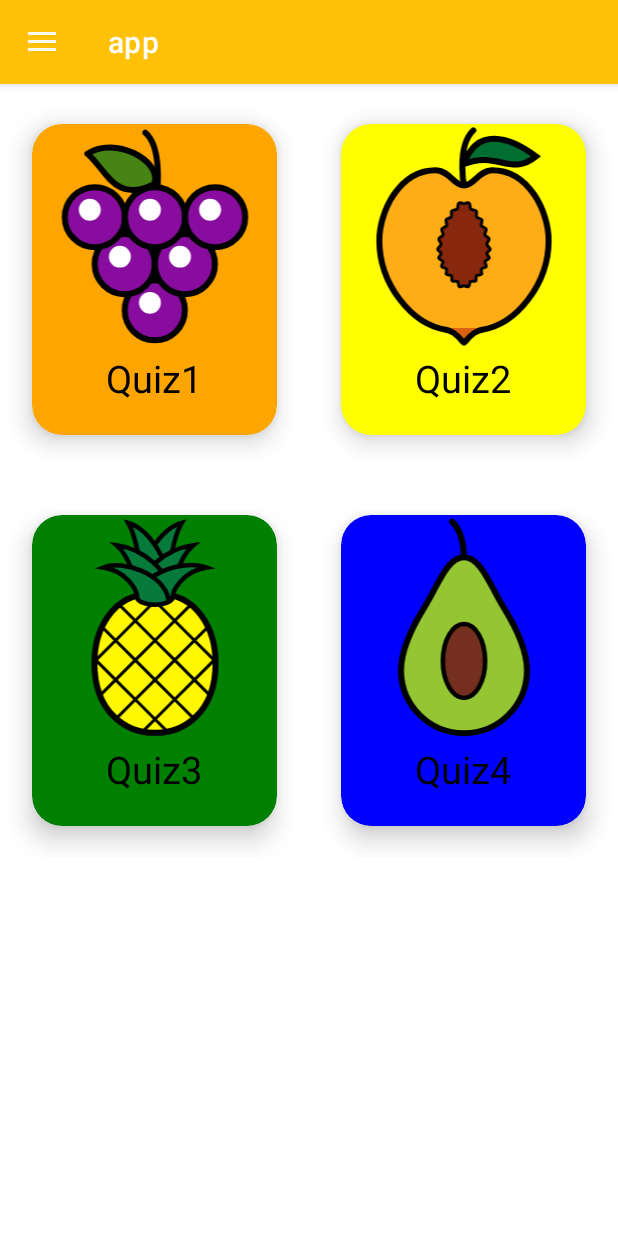
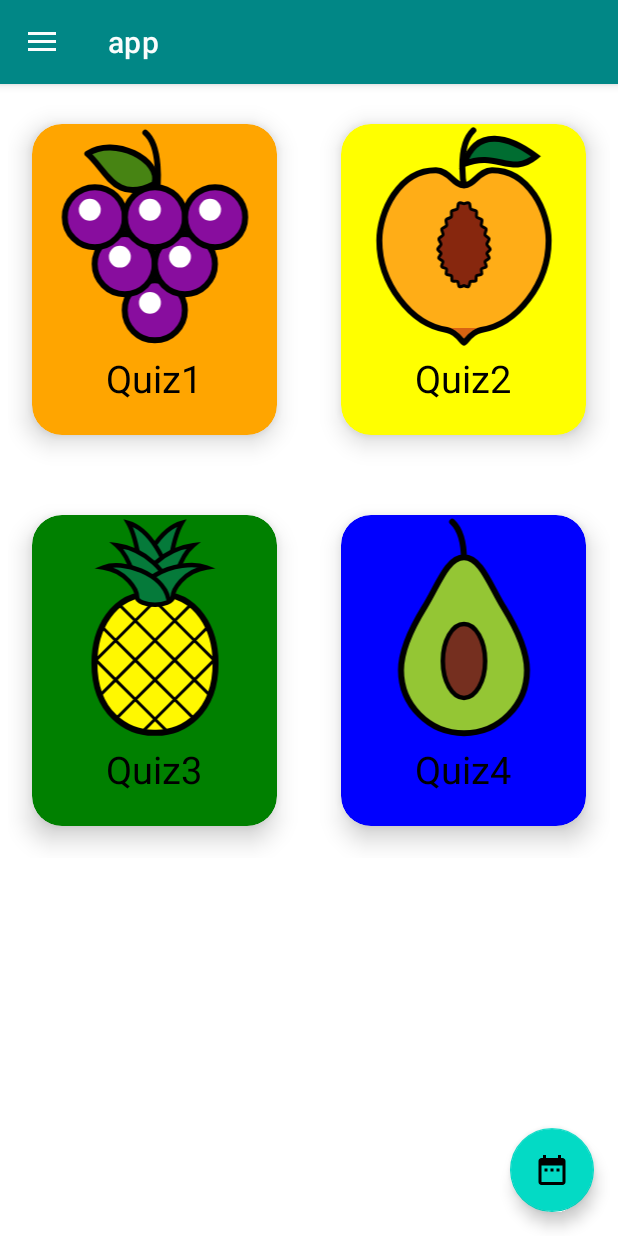
Before and after one commit to bencestab/QuizApp, an Android app: the MainActivity screen opened directly, with no data from a screen before it, on a phone screen of 412 x 824 dp. Run offline under Robolectric (Android 15) with nearby library versions, the phone set to English and light mode, and no system bars; our stand-ins replace Firebase (no records; nobody signed in at launch, a user with empty details on screens opened directly).

```diff
--- a/app/src/main/java/com/example/quizapp/activites/MainActivity.kt
+++ b/app/src/main/java/com/example/quizapp/activites/MainActivity.kt
@@ -1,5 +1,6 @@
 package com.example.quizapp.activites
 
+import android.content.Intent
 import androidx.appcompat.app.AppCompatActivity
 import android.os.Bundle
 import android.util.Log
@@ -15,6 +16,8 @@ import com.example.quizapp.R
 import com.example.quizapp.adapters.QuizAdapter
 import com.example.quizapp.models.Quiz
 import com.google.android.material.appbar.MaterialToolbar
+import com.google.android.material.datepicker.MaterialDatePicker
+import com.google.android.material.floatingactionbutton.FloatingActionButton
 import com.google.firebase.firestore.CollectionReference
 import com.google.firebase.firestore.FirebaseFirestore
 
@@ -30,7 +33,29 @@ class MainActivity : AppCompatActivity() {
         setContentView(R.layout.activity_main)
         valamiData()
         setUpViews()
+        setUpDatePicker()
 
+    }
+
+    private fun setUpDatePicker() {
+        val btnDatePicker = findViewById<FloatingActionButton>(R.id.btnDatePicker)
+
+        btnDatePicker.setOnClickListener {
+            val datePicker = MaterialDatePicker.Builder.datePicker().build()
+            datePicker.show(supportFragmentManager, "DatePicker")
+            datePicker.addOnPositiveButtonClickListener {
+                Log.d("DATEPICKER", datePicker.headerText)
+                val intent = Intent(this, QuestionActivity::class.java)
+                intent.putExtra("DATE", datePicker.headerText)
+                startActivity(intent)
+            }
+            datePicker.addOnNegativeButtonClickListener{
+                Log.d("DATEPICKER", datePicker.headerText)
+            }
+            datePicker.addOnCancelListener{
+                Log.d("DATEPICKER", "Date Picker Cancelled")
+            }
+        }
     }
 
     private fun valamiData() {
--- a/app/src/main/java/com/example/quizapp/adapters/OptionAdapter.kt
+++ b/app/src/main/java/com/example/quizapp/adapters/OptionAdapter.kt
@@ -4,13 +4,14 @@ import android.content.Context
 import android.view.LayoutInflater
 import android.view.View
 import android.view.ViewGroup
+import android.widget.LinearLayout
 import android.widget.TextView
 import androidx.recyclerview.widget.RecyclerView
 import com.example.quizapp.R
 import com.example.quizapp.models.Question
 
 class OptionAdapter(val context: Context, val question: Question) :
-    RecyclerView.Adapter<OptionAdapter.OptionViewHolder>() {
+    RecyclerView.Adapter<OptionAdapter.OptionViewHolder>(){
 
     private var options: List<String> = listOf(question.option1,question.option2,question.option3,question.option4)
 
--- /dev/null
+++ b/app/src/main/res/drawable/ic_date.xml
@@ -0,0 +1,5 @@
+<vector android:height="24dp" android:tint="#000000"
+    android:viewportHeight="24" android:viewportWidth="24"
+    android:width="24dp" xmlns:android="http://schemas.android.com/apk/res/android">
+    <path android:fillColor="@android:color/white" android:pathData="M9,11L7,11v2h2v-2zM13,11h-2v2h2v-2zM17,11h-2v2h2v-2zM19,4h-1L18,2h-2v2L8,4L8,2L6,2v2L5,4c-1.11,0 -1.99,0.9 -1.99,2L3,20c0,1.1 0.89,2 2,2h14c1.1,0 2,-0.9 2,-2L21,6c0,-1.1 -0.9,-2 -2,-2zM19,20L5,20L5,9h14v11z"/>
+</vector>
--- a/app/src/main/res/drawable/option_item_bg.xml
+++ b/app/src/main/res/drawable/option_item_bg.xml
@@ -1,8 +1,6 @@
 <?xml version="1.0" encoding="utf-8"?>
 <shape xmlns:android="http://schemas.android.com/apk/res/android">
-    <solid android:color="@color/Option_item_bg"></solid>
+    <solid android:color="#80EBECF0"></solid>
     <corners android:radius="15dp"></corners>
-    <size android:height="30dp"></size>
-    <padding android:bottom="8dp" android:left="16dp" android:right="8dp" android:top="8dp"></padding>
     <stroke android:color="@color/black" android:width="1dp"></stroke>
 </shape>
--- a/app/src/main/res/drawable/option_item_selected.xml
+++ b/app/src/main/res/drawable/option_item_selected.xml
@@ -2,7 +2,5 @@
 <shape xmlns:android="http://schemas.android.com/apk/res/android">
     <solid android:color="@color/Option_selected_item_bg"></solid>
     <corners android:radius="15dp"></corners>
-    <size android:height="30dp"></size>
-    <padding android:bottom="8dp" android:left="16dp" android:right="8dp" android:top="8dp"></padding>
-    <stroke android:color="@color/Option_selected_item_bg" android:width="3dp"></stroke>
+    <stroke android:color="@color/black" android:width="2dp"></stroke>
 </shape>
--- a/app/src/main/res/layout/activity_main.xml
+++ b/app/src/main/res/layout/activity_main.xml
@@ -40,6 +40,16 @@
             app:layout_constraintTop_toBottomOf="@+id/appBarLayout">
         </androidx.recyclerview.widget.RecyclerView>
 
+        <com.google.android.material.floatingactionbutton.FloatingActionButton
+            android:id="@+id/btnDatePicker"
+            android:layout_width="wrap_content"
+            android:layout_height="wrap_content"
+            android:layout_margin="16dp"
+            app:layout_constraintBottom_toBottomOf="parent"
+            app:layout_constraintEnd_toEndOf="parent"
+            app:srcCompat="@drawable/ic_date"
+            tools:ignore="SpeakableTextPresentCheck"
+            android:contentDescription="@string/btndate" />
 
     </androidx.constraintlayout.widget.ConstraintLayout>
 
--- a/app/src/main/res/layout/activity_question.xml
+++ b/app/src/main/res/layout/activity_question.xml
@@ -12,11 +12,13 @@
         android:layout_height="wrap_content"
         android:textColor="@color/black"
         android:textSize="16sp"
+        android:layout_marginTop="10dp"
+        android:padding="10dp"
         app:layout_constraintEnd_toEndOf="parent"
         app:layout_constraintStart_toStartOf="parent"
         app:layout_constraintTop_toTopOf="parent"
         android:gravity="center_horizontal"
-        android:text="mkldskamkfldsmakl"/>
+        android:text="Abcdef"/>
 
     <Button
         android:visibility="invisible"
--- a/app/src/main/res/values/colors.xml
+++ b/app/src/main/res/values/colors.xml
@@ -3,8 +3,8 @@
     <color name="ColorPrimaryBtnBg">#FFC107</color>
     <color name="ColorPrimaryText">#FFFFFF</color>
     <color name="EditTextBg">#4F777777</color>
-    <color name="Option_item_bg">#EBECF0</color>
-    <color name="Option_selected_item_bg">#D3D3D3</color>
+    <color name="Option_item_bg">#BFEBECF0</color>
+    <color name="Option_selected_item_bg">#BFD3D3D3</color>
     <color name="purple_200">#03A9F4</color>
     <color name="purple_500">#FFC107</color>
     <color name="purple_700">#FF3700B3</color>
--- a/app/src/main/res/values/strings.xml
+++ b/app/src/main/res/values/strings.xml
@@ -13,4 +13,5 @@
     <string name="start">Start</string>
     <string name="k_sz_ntelek_a_csod_latos_kv_zj_t_kunkban_bla_bla_bla_bla_szuper">Köszöntelek a csodálatos kvízjátékunkban bla bla bla bla szuper</string>
     <string name="welcome_in_kuiiz">Welcome in Kuiiz</string>
+    <string name="btndate">btnDate</string>
 </resources>
--- a/app/src/main/res/values/themes.xml
+++ b/app/src/main/res/values/themes.xml
@@ -1,8 +1,21 @@
 <resources xmlns:tools="http://schemas.android.com/tools">
     <!-- Base application theme. -->
-    <style name="Theme.QuizApp" parent="Theme.MaterialComponents.DayNight.NoActionBar">
+    <style name="Theme.QuizApp" parent="Theme.MaterialComponents.DayNight.DarkActionBar.Bridge">
         <!-- Primary brand color. -->
-        <item name="colorPrimary">@color/purple_500</item>
+        <item name="colorPrimary">@color/teal_700</item>
+        <item name="colorPrimaryVariant">@color/purple_700</item>
+        <item name="colorOnPrimary">@color/white</item>
+        <!-- Secondary brand color. -->
+        <item name="colorSecondary">@color/teal_200</item>
+        <item name="colorSecondaryVariant">@color/teal_700</item>
+        <item name="colorOnSecondary">@color/black</item>
+        <!-- Status bar color. -->
+        <item name="android:statusBarColor">?attr/colorPrimaryVariant</item>
+        <!-- Customize your theme here. -->
+    </style>
+    <style name="Theme.QuizAppNoActionBar" parent="Theme.MaterialComponents.DayNight.NoActionBar">
+        <!-- Primary brand color. -->
+        <item name="colorPrimary">@color/teal_700</item>
         <item name="colorPrimaryVariant">@color/purple_700</item>
         <item name="colorOnPrimary">@color/white</item>
         <!-- Secondary brand color. -->
```
Also changed, not shown: app/src/main/AndroidManifest.xml (+11 -13 lines), app/src/main/java/com/example/quizapp/activites/QuestionActivity.kt (+13 -0 lines), app/src/main/res/layout/option_item.xml (+7 -3 lines).
